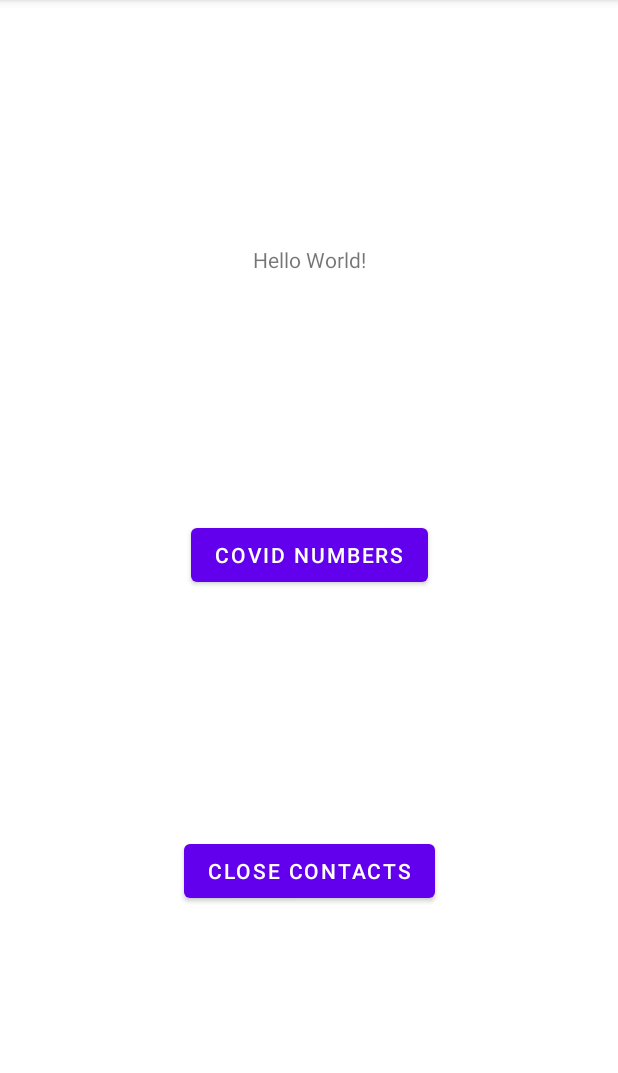
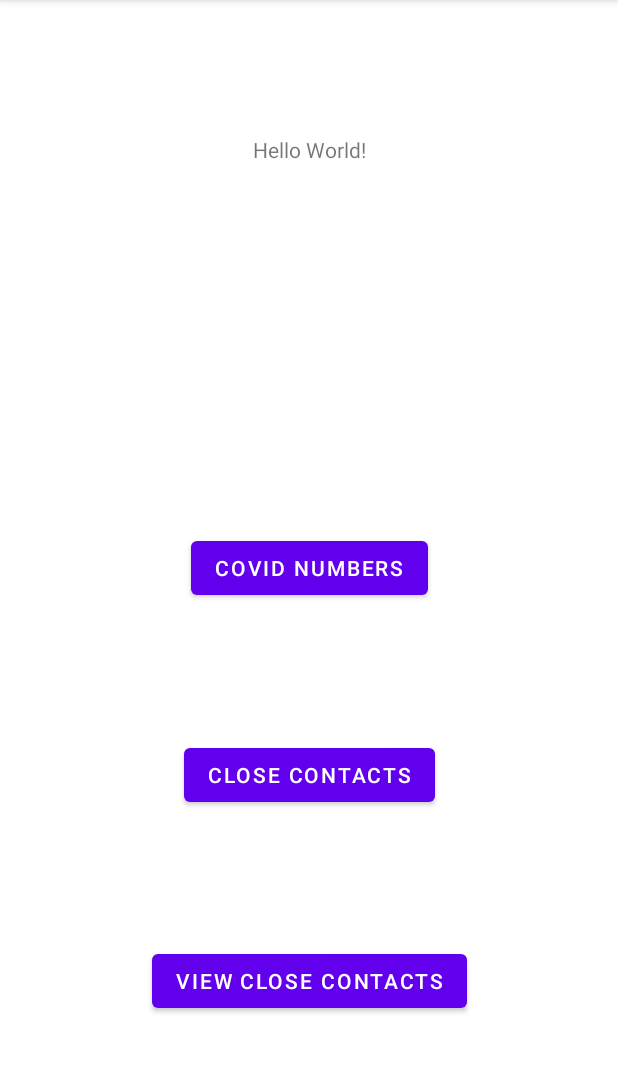
Before and after one commit to tomcha34/CanadaTrax, an Android app: the screen it shows after launch (MainActivity), on a phone screen of 412 x 824 dp, the part 84-1157 px from its top. Run offline under Robolectric (Android 15) with nearby library versions, the phone set to English and light mode, and no system bars.

```diff
--- a/app/src/main/AndroidManifest.xml
+++ b/app/src/main/AndroidManifest.xml
@@ -11,7 +11,8 @@
         android:roundIcon="@mipmap/ic_launcher_round"
         android:supportsRtl="true"
         android:theme="@style/Theme.CanadaTrax">
-        <activity android:name=".ContactActivity"></activity>
+        <activity android:name=".ViewContactActivity"></activity>
+        <activity android:name=".AddContactActivity" />
         <activity android:name=".CovidActivity" />
         <activity
             android:name=".MainActivity"
--- a/app/src/main/java/com/android/canadatrax/MainActivity.kt
+++ b/app/src/main/java/com/android/canadatrax/MainActivity.kt
@@ -11,15 +11,21 @@ class MainActivity : AppCompatActivity() {
         setContentView(R.layout.activity_main)
 
         val covidButton : Button = findViewById(R.id.covidButton)
-        val contactsButton : Button = findViewById(R.id.contactsButton)
+        val addContactsButton : Button = findViewById(R.id.contactsButton)
+        val viewContactsButton : Button = findViewById(R.id.viewContacts)
 
         covidButton.setOnClickListener {
             val intent = Intent(this, CovidActivity::class.java)
             startActivity(intent)
         }
 
-        contactsButton.setOnClickListener {
-            val intent = Intent(this, ContactActivity::class.java)
+        addContactsButton.setOnClickListener {
+            val intent = Intent(this, AddContactActivity::class.java)
+            startActivity(intent)
+        }
+
+        viewContactsButton.setOnClickListener {
+            val intent = Intent(this, ViewContactActivity::class.java)
             startActivity(intent)
         }
     }
--- a/app/src/main/java/com/android/canadatrax/ContactActivity.kt
+++ b/app/src/main/java/com/android/canadatrax/ViewContactActivity.kt
@@ -3,9 +3,9 @@ package com.android.canadatrax
 import androidx.appcompat.app.AppCompatActivity
 import android.os.Bundle
 
-class ContactActivity : AppCompatActivity() {
+class ViewContactActivity : AppCompatActivity() {
     override fun onCreate(savedInstanceState: Bundle?) {
         super.onCreate(savedInstanceState)
-        setContentView(R.layout.activity_contact)
+        setContentView(R.layout.activity_view_contact)
     }
 }
--- a/app/src/main/res/layout/activity_contact.xml
+++ b/app/src/main/res/layout/activity_contact.xml
@@ -4,7 +4,7 @@
     xmlns:tools="http://schemas.android.com/tools"
     android:layout_width="match_parent"
     android:layout_height="match_parent"
-    tools:context=".ContactActivity">
+    tools:context=".AddContactActivity">
 
     <EditText
         android:id="@+id/firstName"
--- a/app/src/main/res/layout/activity_main.xml
+++ b/app/src/main/res/layout/activity_main.xml
@@ -12,15 +12,16 @@
         android:layout_height="wrap_content"
         android:text="Hello World!"
         app:layout_constraintBottom_toTopOf="@+id/covidButton"
+        app:layout_constraintEnd_toEndOf="parent"
         app:layout_constraintHorizontal_bias="0.5"
-        app:layout_constraintLeft_toLeftOf="parent"
-        app:layout_constraintRight_toRightOf="parent"
+        app:layout_constraintStart_toStartOf="parent"
         app:layout_constraintTop_toTopOf="parent" />
 
     <Button
         android:id="@+id/covidButton"
         android:layout_width="wrap_content"
         android:layout_height="wrap_content"
+        android:layout_marginTop="156dp"
         android:text="Covid Numbers"
         app:layout_constraintBottom_toTopOf="@+id/contactsButton"
         app:layout_constraintEnd_toEndOf="parent"
@@ -33,10 +34,21 @@
         android:layout_width="wrap_content"
         android:layout_height="wrap_content"
         android:text="Close Contacts"
-        app:layout_constraintBottom_toBottomOf="parent"
+        app:layout_constraintBottom_toTopOf="@+id/viewContacts"
         app:layout_constraintEnd_toEndOf="parent"
         app:layout_constraintHorizontal_bias="0.5"
         app:layout_constraintStart_toStartOf="parent"
         app:layout_constraintTop_toBottomOf="@+id/covidButton" />
 
+    <Button
+        android:id="@+id/viewContacts"
+        android:layout_width="wrap_content"
+        android:layout_height="wrap_content"
+        android:text="View Close Contacts"
+        app:layout_constraintBottom_toBottomOf="parent"
+        app:layout_constraintEnd_toEndOf="parent"
+        app:layout_constraintHorizontal_bias="0.5"
+        app:layout_constraintStart_toStartOf="parent"
+        app:layout_constraintTop_toBottomOf="@+id/contactsButton" />
+
 </androidx.constraintlayout.widget.ConstraintLayout>
```
Also changed, not shown: app/src/main/java/com/android/canadatrax/AddContactActivity.kt (added, +11 -0 lines), app/src/main/res/layout/activity_view_contact.xml (added, +9 -0 lines).
